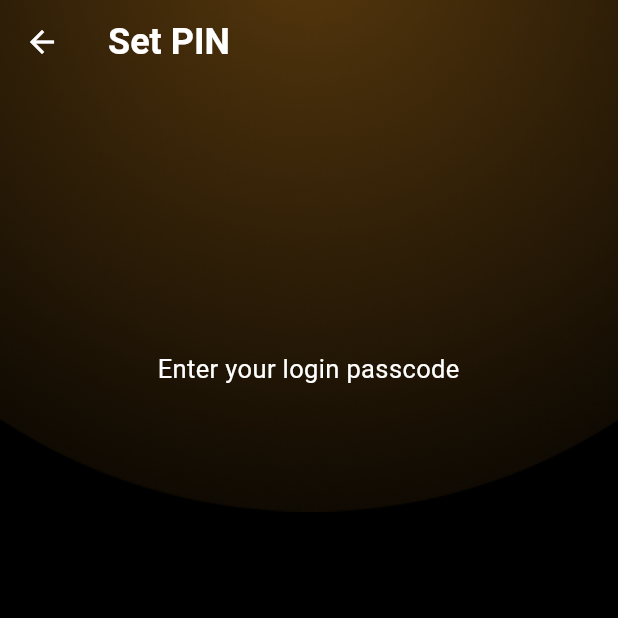
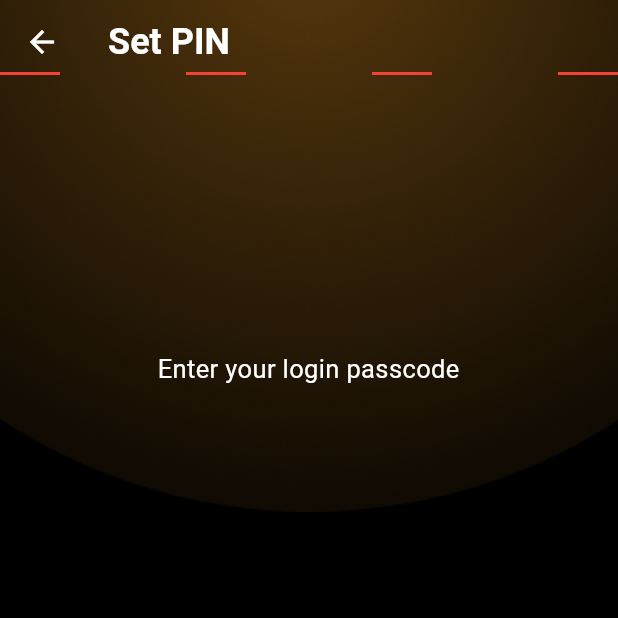
Before and after one commit to Rajeshwer-Sahani/alieus_captials_09_08, a Flutter app: the set_pin screen opened directly, on a phone screen of 412 x 824 dp, the top half of it. Run offline on Flutter 3.47's test engine with Material 3 defaults, Android fonts, the phone set to English and light mode, and no system bars; drawn by our look-alikes of pin_code_fields; our stand-ins replace country_picker; missing offline and left inert: flutter_screen_lock.

Commit message:
create login passcode

```diff
--- a/lib/view/set_pin.dart
+++ b/lib/view/set_pin.dart
@@ -1,6 +1,7 @@
 import 'package:alieus_captials_09_08/main.dart';
 import 'package:flutter/material.dart';
 import 'package:flutter_screen_lock/flutter_screen_lock.dart';
+import 'package:pin_code_fields/pin_code_fields.dart';
 // import 'package:flutter_secure_storage/flutter_secure_storage.dart';
 
 
@@ -10,8 +11,18 @@ void main(){
   runApp(MyApp());
 }
 
-class set_pin extends StatelessWidget{
+class set_pin extends StatefulWidget{
   const set_pin({super.key});
+
+  @override
+  State<set_pin> createState() => _set_pinState();
+}
+
+class _set_pinState extends State<set_pin> {
+
+   String correctPin = "1234"; // You can store it securely
+  String enteredPin = "";
+
 
   @override
   Widget build(BuildContext context) {
@@ -33,8 +44,30 @@ class set_pin extends StatelessWidget{
                     Image.asset("assets/set_pin/ellipse_copy.png"),
 
                     Positioned(top: 234,left: 105,
-                      child: Text("Enter your login passcode",style: TextStyle(color: Colors.white,fontSize: 17),) )
+                      child: Text("Enter your login passcode",style: TextStyle(color: Colors.white,fontSize: 17),
+                      )
+                      ),
 
+
+                    Positioned(
+                      child: PinCodeTextField(appContext: context, length: 4,
+                      obscureText: true,
+                       onChanged: (value) {
+                       enteredPin = value;
+                        },
+                         onCompleted: (value) {
+              if (value == correctPin) {
+                ScaffoldMessenger.of(context).showSnackBar(
+                  SnackBar(content: Text("Login Successful ✅")),
+                );
+              } else {
+                ScaffoldMessenger.of(context).showSnackBar(
+                  SnackBar(content: Text("Invalid PIN ❌")),
+                );
+              }
+            },
+                      )
+                      )
 
                   ],
                 )
--- a/pubspec.yaml
+++ b/pubspec.yaml
@@ -41,6 +41,8 @@ dependencies:
   get: ^4.7.2
   adaptive_theme: ^3.7.1+2
   provider: ^6.1.5+1
+  local_auth: ^2.3.0
+  pin_code_fields: ^8.0.1
   #local_auth: ^2.3.0
   #flutter_screen_lock: ^latest_version # or flutter_app_lock
 
```
Also changed, not shown: pubspec.lock, 3 other files.
